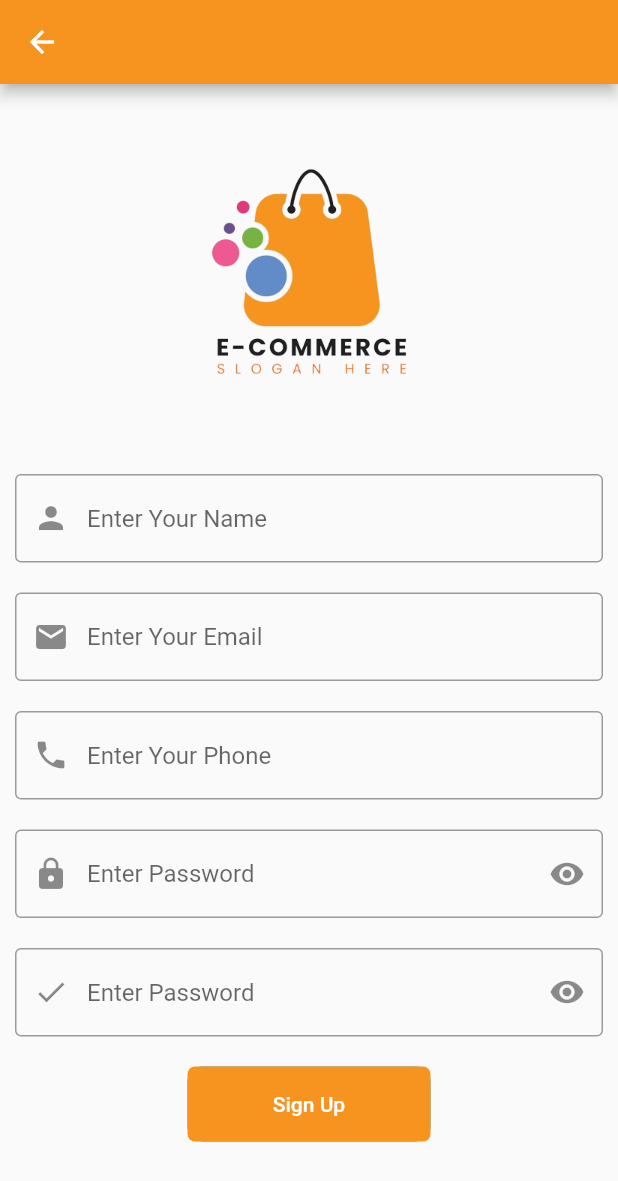
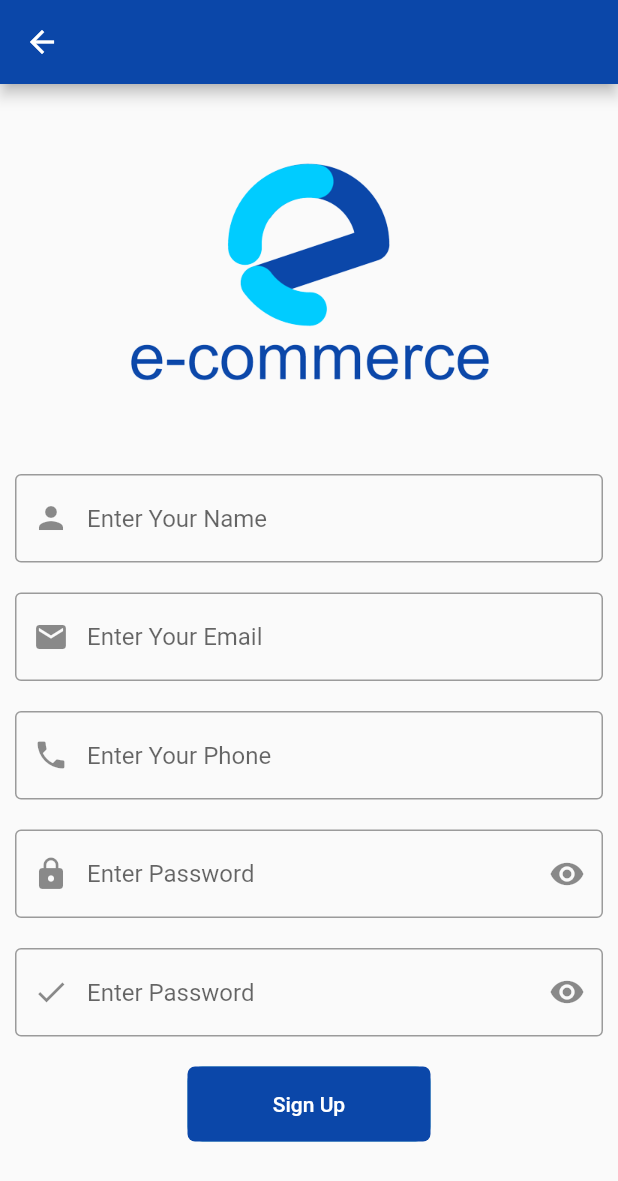
Before and after one commit to RuaAbbadi/Ecommerce-app, a Flutter app: the screen it shows after launch, after a tap on "You don't have account? Sign up", on a phone screen of 412 x 824 dp. Shown: the top 1181 px of the screen. Run offline on Flutter 3.47's test engine with Material 2 defaults, Android fonts, the phone set to English and light mode, and no system bars; our stand-ins replace email_validator, geolocator, google_maps_flutter, shared_preferences; network calls fail.

Commit message:
change theme colors

```diff
--- a/lib/screens/cart_page.dart
+++ b/lib/screens/cart_page.dart
@@ -43,7 +43,7 @@ class CartPageState extends State<CartPage> {
       totalPrice = totalPrice + (cartList[x].price * cartList[x].count);
     }
     return Scaffold(
-        appBar: fromMain ? null : AppBar(backgroundColor: Color(0xFFF7941F)),
+        appBar: fromMain ? null : AppBar(backgroundColor: Color(0xFF0B47A9)),
         body: Column(
           children: [
             Container(
@@ -223,7 +223,7 @@ class CartPageState extends State<CartPage> {
             height: 45,
             decoration: BoxDecoration(
               borderRadius: BorderRadius.circular(10.0),
-              color: Color(0xFFF7941F),
+              color: Color(0xFF0B47A9),
             ),
             margin: EdgeInsets.symmetric(horizontal: 23.0, vertical: 10.0),
             child: TextButton(
--- a/lib/screens/items_page.dart
+++ b/lib/screens/items_page.dart
@@ -41,7 +41,7 @@ class ItemsState extends State<Items> {
     return Scaffold(
         appBar: AppBar(
           title: Text(catName),
-          backgroundColor: Color(0xFFF7941F),
+          backgroundColor: Color(0xFF0B47A9),
         ),
         body: ListView.builder(
             padding: EdgeInsets.all(10.0),
@@ -78,7 +78,7 @@ class ItemsState extends State<Items> {
                                 itemsList[index].name,
                                 style: TextStyle(
                                     fontSize: 22.0,
-                                    color: Colors.black,
+                                    color: Color(0xFF0B47A9),
                                     fontWeight: FontWeight.bold),
                               )),
                           Text(
--- a/lib/screens/login.dart
+++ b/lib/screens/login.dart
@@ -32,7 +32,7 @@ class LoginState extends State<Login> {
         children: [
           Center(
               child: (Image.asset(
-            "images/logo.png",
+            "images/login.png",
             width: 250,
             height: 250,
           ))),
@@ -100,7 +100,7 @@ class LoginState extends State<Login> {
                         },
                         style: ButtonStyle(
                           backgroundColor:
-                              MaterialStateProperty.all(Color(0xFFF7941F)),
+                              MaterialStateProperty.all(Color(0xFF0B47A9)),
                           shape: MaterialStateProperty.all(
                             RoundedRectangleBorder(
                               borderRadius: BorderRadius.circular(5.0),
--- a/lib/screens/main_page.dart
+++ b/lib/screens/main_page.dart
@@ -20,7 +20,7 @@ class MainScreenState extends State<MainScreen> {
   Widget build(BuildContext context) {
     return Scaffold(
       appBar: AppBar(
-        backgroundColor: Color(0xFFF7941F),
+        backgroundColor: Color(0xFF0B47A9),
       ),
       body: _widget,
       bottomNavigationBar: BottomNavigationBar(
--- a/lib/screens/more_page.dart
+++ b/lib/screens/more_page.dart
@@ -130,7 +130,7 @@ class MoreScreenState extends State<MoreScreen> {
                     height: 45,
                     decoration: BoxDecoration(
                       borderRadius: BorderRadius.circular(10.0),
-                      color: Color(0xFFF7941F),
+                      color: Color(0xFF0B47A9),
                     ),
                     margin: EdgeInsets.symmetric( vertical: 20.0),
                     child: TextButton(
--- a/lib/screens/order_page.dart
+++ b/lib/screens/order_page.dart
@@ -33,7 +33,7 @@ class MyOrderPageState extends State<MyOrderPage> {
   Widget build(BuildContext context) {
     return Scaffold(
         appBar: AppBar(
-          backgroundColor: Color(0xFFF7941F),
+          backgroundColor: Color(0xFF0B47A9),
         ),
         body: SingleChildScrollView(
           child:Column(
@@ -85,7 +85,7 @@ class MyOrderPageState extends State<MyOrderPage> {
                                       style: TextStyle(
                                         fontSize: 20,
                                         fontWeight: FontWeight.w700,
-                                        color: Color(0xFFF7941F),
+                                        color: Color(0xFF0B47A9),
                                       ),
                                     ),
                                   ],
--- a/lib/screens/signup.dart
+++ b/lib/screens/signup.dart
@@ -33,7 +33,7 @@ class SignupState extends State<Signup> {
   Widget build(BuildContext context) {
     return Scaffold(
       appBar: AppBar(
-        backgroundColor: Color(0xFFF7941F),
+        backgroundColor: Color(0xFF0B47A9),
       ),
         body: SingleChildScrollView(
       child: Column(
@@ -41,7 +41,7 @@ class SignupState extends State<Signup> {
         children: [
           Center(
               child: (Image.asset(
-            "images/logo.png",
+            "images/login.png",
             width: 250,
             height: 250,
           ))),
@@ -161,7 +161,7 @@ class SignupState extends State<Signup> {
                         },
                         style: ButtonStyle(
                           backgroundColor:
-                              MaterialStateProperty.all(Color(0xFFF7941F)),
+                              MaterialStateProperty.all(Color(0xFF0B47A9)),
                           shape: MaterialStateProperty.all(
                             RoundedRectangleBorder(
                               borderRadius: BorderRadius.circular(5.0),
--- a/lib/screens/splash.dart
+++ b/lib/screens/splash.dart
@@ -18,7 +18,7 @@ class SplashState extends State<Splash>{
   return Scaffold(
     body:Center(
         child: (Image.asset(
-          "images/logo.png",
+          "images/login.png",
           width: 250,
           height: 250,
         ))),
```
Also changed, not shown: lib/screens/items_details_page.dart (+5 -5 lines), lib/screens/map_page.dart (+22 -3 lines), lib/screens/order_details_page.dart (+4 -64 lines), lib/screens/profile.dart (+6 -6 lines). Lines whose indentation alone changed are shown as unchanged.
